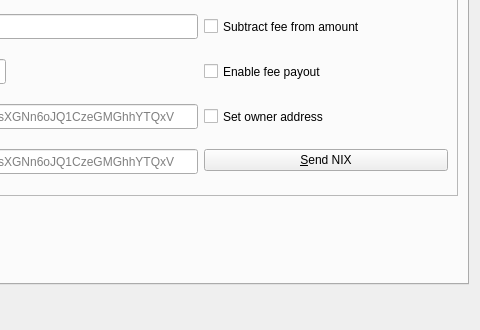
First picture: the form in src/qt/forms/delegatedstaking.ui, repository koifinance/NixCore, before the edit; both pictures show x 239 to 719 and y 173 to 503 of the 719 by 503 pixel window.
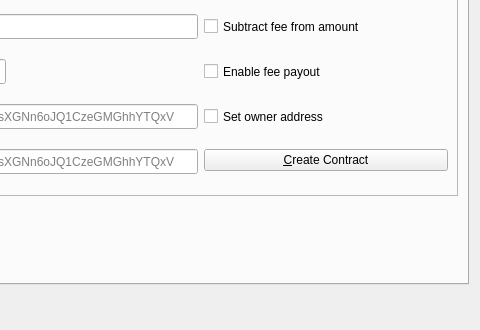
Second picture: the form after the edit. Custom widgets are drawn as their Qt base class.

What changed in the file:
```diff
--- a/src/qt/forms/delegatedstaking.ui
+++ b/src/qt/forms/delegatedstaking.ui
@@ -417,7 +417,7 @@
                  <string>Convert Ghosted NIX</string>
                 </property>
                 <property name="text">
-                 <string>&amp;Send NIX</string>
+                 <string>&amp;Create Contract</string>
                 </property>
                 <property name="autoDefault">
                  <bool>false</bool>
```
Left out of the diff: 2 changed lines with no effect on the pictures.
